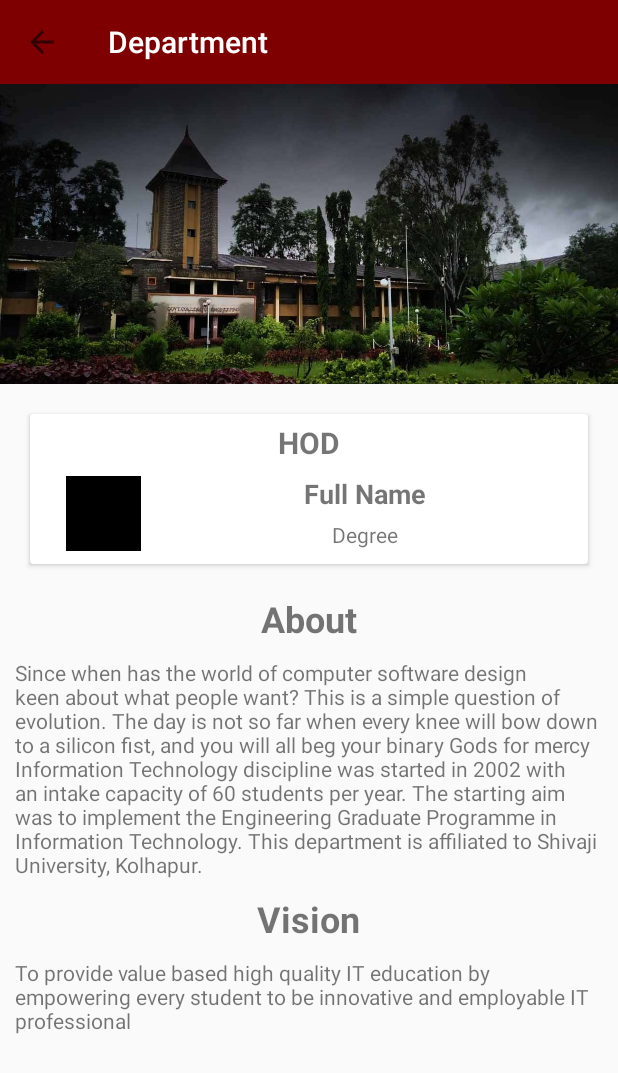
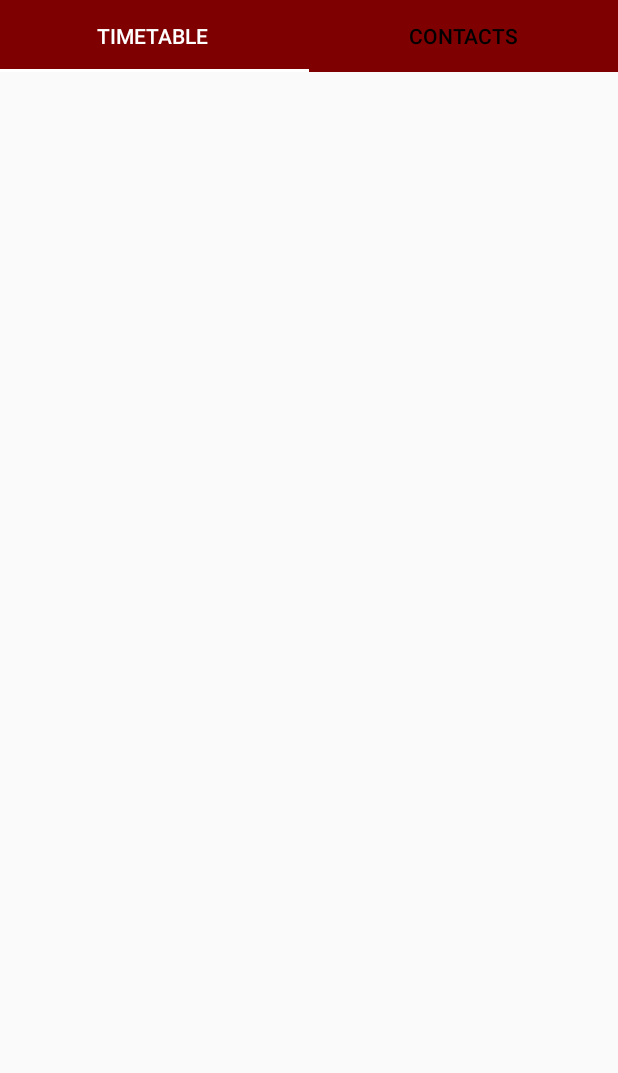
Before and after one commit to yashdhanlobhe/GCEK, an Android app: the DepartmentActivity screen opened directly, with no data from a screen before it, on a phone screen of 412 x 824 dp. Shown: the top 1073 px of the screen. Run offline under Robolectric (Android 15) with nearby library versions, the phone set to English and light mode, and no system bars.

Commit message:
25 - 03 - 2021

```diff
--- a/app/src/main/AndroidManifest.xml
+++ b/app/src/main/AndroidManifest.xml
@@ -15,7 +15,9 @@
         android:roundIcon="@mipmap/ic_launcher_gcek_round"
         android:supportsRtl="true"
         android:theme="@style/Theme.GCEK">
-        <activity android:name=".MainDrawer.SettingTab.SettingActivity"></activity>
+        <activity android:name=".EventDescription"></activity>
+        <activity android:name=".Department.DepartmentMain" />
+        <activity android:name=".MainDrawer.SettingTab.SettingActivity" />
         <activity android:name=".MainDrawer.WerbsiteLoginsTab.LoginsActivity" />
         <activity android:name=".MainDrawer.ShowIDTab.ProfileActivity" />
         <activity android:name=".MainDrawer.FAQTab.FAQActivity" />
--- a/app/src/main/java/com/example/gcek/MainActivityWithLogin.java
+++ b/app/src/main/java/com/example/gcek/MainActivityWithLogin.java
@@ -22,6 +22,7 @@ import androidx.core.view.GravityCompat;
 import androidx.drawerlayout.widget.DrawerLayout;
 import androidx.fragment.app.Fragment;
 
+import com.example.gcek.Department.DepartmentMain;
 import com.example.gcek.MainDrawer.AttendanceTab.CheckAttendance;
 import com.example.gcek.MainDrawer.DiscoverCollegeTab.DiscoverActivity;
 import com.example.gcek.MainDrawer.EventsTab.EventFragment;
@@ -104,6 +105,10 @@ public class MainActivityWithLogin extends AppCompatActivity {
                         break;
                     case R.id.nav_Signout:
                         SignOut.confirmsignout(mcontext);
+                        overridePendingTransition(R.anim.slide_in_from_left, R.anim.slide_out_to_right);
+                        break;
+                    case R.id.nav_department:
+                        startActivity(new Intent(mcontext, DepartmentMain.class));
                         overridePendingTransition(R.anim.slide_in_from_left, R.anim.slide_out_to_right);
                         break;
                 }
--- a/app/src/main/java/com/example/gcek/MainDrawer/DiscoverCollegeTab/DepartmentActivity.java
+++ b/app/src/main/java/com/example/gcek/MainDrawer/DiscoverCollegeTab/DepartmentActivity.java
@@ -3,6 +3,7 @@ package com.example.gcek.MainDrawer.DiscoverCollegeTab;
 import androidx.appcompat.app.AppCompatActivity;
 import androidx.appcompat.widget.Toolbar;
 
+import android.content.Intent;
 import android.os.Bundle;
 import android.view.View;
 import android.widget.Button;
@@ -19,31 +20,31 @@ Toolbar toolbar ;
         super.onCreate(savedInstanceState);
         setContentView(R.layout.activity_department);
 
-        toolbar = findViewById(R.id.DepartmentActivityToolbar);
-        setSupportActionBar(toolbar);
-        getSupportActionBar().setDisplayHomeAsUpEnabled(true);
-        getSupportActionBar().setDisplayShowHomeEnabled(true);
-
-        String[] data =getIntent().getStringArrayExtra("data");
-        toolbar.setTitle(data[0]);
-
-        toolbar.setNavigationOnClickListener(new View.OnClickListener() {
-            @Override
-            public void onClick(View v) {
-                onBackPressed();
-            }
-        });
-
-
-        name = findViewById(R.id.DepartmentActivityHodName);
-        degree = findViewById(R.id.DepartmentActivityHodDegree);
-        vision = findViewById(R.id.DepartmentActivityVision);
-        about = findViewById(R.id.DepartmentActivityAbout);
-
-        name.setText(data[1]);
-        degree.setText(data[2]);
-        vision.setText(data[3]);
-        about.setText(data[4]);
+//        toolbar = findViewById(R.id.DepartmentActivityToolbar);
+//        setSupportActionBar(toolbar);
+//        getSupportActionBar().setDisplayHomeAsUpEnabled(true);
+//        getSupportActionBar().setDisplayShowHomeEnabled(true);
+//
+//        String[] data =getIntent().getStringArrayExtra("data");
+//        toolbar.setTitle(data[0]);
+//
+//        toolbar.setNavigationOnClickListener(new View.OnClickListener() {
+//            @Override
+//            public void onClick(View v) {
+//                onBackPressed();
+//            }
+//        });
+//
+//
+//        name = findViewById(R.id.DepartmentActivityHodName);
+//        degree = findViewById(R.id.DepartmentActivityHodDegree);
+//        vision = findViewById(R.id.DepartmentActivityVision);
+//        about = findViewById(R.id.DepartmentActivityAbout);
+//
+//        name.setText(data[1]);
+//        degree.setText(data[2]);
+//        vision.setText(data[3]);
+//        about.setText(data[4]);
 
 
     }
--- a/app/src/main/java/com/example/gcek/MainDrawer/NotificationTab/NewNotificationFragment.java
+++ b/app/src/main/java/com/example/gcek/MainDrawer/NotificationTab/NewNotificationFragment.java
@@ -31,7 +31,6 @@ public class NewNotificationFragment extends Fragment {
         tabLayout = root.findViewById(R.id.tabLayoutNotification);
         pageAdapter = new PageAdapter(getActivity().getSupportFragmentManager() , tabLayout.getTabCount());
         viewPager.setAdapter(pageAdapter);
-
         tabLayout.setOnTabSelectedListener(new TabLayout.OnTabSelectedListener() {
             @Override
             public void onTabSelected(TabLayout.Tab tab) {
--- a/app/src/main/java/com/example/gcek/MainDrawer/NotificationTab/PageAdapter.java
+++ b/app/src/main/java/com/example/gcek/MainDrawer/NotificationTab/PageAdapter.java
@@ -24,7 +24,7 @@ public class PageAdapter extends FragmentPagerAdapter {
         String type;
         switch (position){
             case 1 :
-                type = "tpo";
+                type = "TPO";
                 break;
             case 2 :
                 type = "fy";
--- a/app/src/main/res/layout/activity_department.xml
+++ b/app/src/main/res/layout/activity_department.xml
@@ -6,129 +6,159 @@
     android:layout_height="match_parent"
     tools:context=".MainDrawer.DiscoverCollegeTab.DepartmentActivity">
 
-    <androidx.appcompat.widget.Toolbar
-        android:id="@+id/DepartmentActivityToolbar"
+<!--    <androidx.appcompat.widget.Toolbar-->
+<!--        android:id="@+id/DepartmentActivityToolbar"-->
+<!--        android:layout_width="match_parent"-->
+<!--        android:layout_height="wrap_content"-->
+<!--        android:background="@color/s1"-->
+<!--        app:title="Department"-->
+<!--        app:titleTextColor="@color/white"-->
+<!--        app:layout_constraintEnd_toEndOf="parent"-->
+<!--        app:layout_constraintStart_toStartOf="parent"-->
+<!--        app:layout_constraintTop_toTopOf="parent">-->
+<!--    </androidx.appcompat.widget.Toolbar>-->
+
+<!--    <ScrollView-->
+<!--        android:layout_below="@+id/DepartmentActivityToolbar"-->
+<!--        android:layout_width="match_parent"-->
+<!--        android:layout_height="wrap_content"-->
+<!--        app:layout_constraintEnd_toEndOf="parent"-->
+<!--        app:layout_constraintStart_toStartOf="parent"-->
+<!--        app:layout_constraintTop_toBottomOf="@+id/DepartmentActivityToolbar">-->
+
+<!--        <LinearLayout-->
+<!--            android:layout_width="match_parent"-->
+<!--            android:layout_height="match_parent"-->
+<!--            android:gravity="center_horizontal"-->
+<!--            android:orientation="vertical"-->
+<!--            app:layout_constraintBottom_toBottomOf="parent"-->
+<!--            app:layout_constraintEnd_toEndOf="parent"-->
+<!--            app:layout_constraintStart_toStartOf="parent"-->
+<!--            app:layout_constraintTop_toBottomOf="@+id/toolbar">-->
+
+<!--            <ImageView-->
+<!--                android:layout_width="match_parent"-->
+<!--                android:layout_height="200dp"-->
+<!--                android:scaleType="centerCrop"-->
+<!--                android:src="@drawable/collegedideview" />-->
+
+<!--            <androidx.cardview.widget.CardView-->
+<!--                android:layout_width="match_parent"-->
+<!--                android:layout_height="100dp"-->
+<!--                android:layout_margin="20dp">-->
+
+<!--                <androidx.constraintlayout.widget.ConstraintLayout-->
+<!--                    android:layout_width="match_parent"-->
+<!--                    android:layout_height="match_parent"-->
+<!--                    android:elevation="15dp">-->
+
+<!--                    <ImageView-->
+<!--                        android:id="@+id/DepartmentActivityHodPic"-->
+<!--                        android:layout_width="50dp"-->
+<!--                        android:layout_height="50dp"-->
+<!--                        android:layout_marginStart="24dp"-->
+<!--                        android:src="@color/black"-->
+<!--                        app:layout_constraintBottom_toBottomOf="parent"-->
+<!--                        app:layout_constraintStart_toStartOf="parent"-->
+<!--                        app:layout_constraintTop_toBottomOf="@+id/textView5" />-->
+
+<!--                    <TextView-->
+<!--                        android:id="@+id/textView5"-->
+<!--                        android:layout_width="wrap_content"-->
+<!--                        android:layout_height="wrap_content"-->
+<!--                        android:layout_marginTop="5dp"-->
+<!--                        android:text="HOD"-->
+<!--                        android:textSize="20dp"-->
+<!--                        android:textStyle="bold"-->
+<!--                        app:layout_constraintEnd_toEndOf="parent"-->
+<!--                        app:layout_constraintStart_toStartOf="parent"-->
+<!--                        app:layout_constraintTop_toTopOf="parent" />-->
+
+<!--                    <TextView-->
+<!--                        android:id="@+id/DepartmentActivityHodName"-->
+<!--                        android:layout_width="wrap_content"-->
+<!--                        android:layout_height="wrap_content"-->
+<!--                        android:layout_marginTop="8dp"-->
+<!--                        android:text="Full Name"-->
+<!--                        android:textSize="18dp"-->
+<!--                        android:textStyle="bold"-->
+<!--                        app:layout_constraintEnd_toEndOf="parent"-->
+<!--                        app:layout_constraintHorizontal_bias="0.502"-->
+<!--                        app:layout_constraintStart_toEndOf="@+id/DepartmentActivityHodPic"-->
+<!--                        app:layout_constraintTop_toBottomOf="@+id/textView5" />-->
+
+<!--                    <TextView-->
+<!--                        android:id="@+id/DepartmentActivityHodDegree"-->
+<!--                        android:layout_width="wrap_content"-->
+<!--                        android:layout_height="wrap_content"-->
+<!--                        android:layout_marginTop="5dp"-->
+<!--                        android:text="Degree"-->
+<!--                        android:textSize="14dp"-->
+<!--                        app:layout_constraintEnd_toEndOf="parent"-->
+<!--                        app:layout_constraintStart_toEndOf="@+id/DepartmentActivityHodPic"-->
+<!--                        app:layout_constraintTop_toBottomOf="@+id/DepartmentActivityHodName" />-->
+<!--                </androidx.constraintlayout.widget.ConstraintLayout>-->
+<!--            </androidx.cardview.widget.CardView>-->
+
+<!--            <TextView-->
+<!--                android:layout_width="wrap_content"-->
+<!--                android:layout_height="wrap_content"-->
+<!--                android:text="About"-->
+<!--                android:textSize="24dp"-->
+<!--                android:textStyle="bold" />-->
+
+<!--            <TextView-->
+<!--                android:id="@+id/DepartmentActivityAbout"-->
+<!--                android:layout_width="wrap_content"-->
+<!--                android:layout_height="wrap_content"-->
+<!--                android:layout_margin="10dp"-->
+<!--                android:text="Since when has the world of computer software design keen about what people want? This is a simple question of evolution. The day is not so far when every knee will bow down to a silicon fist, and you will all beg your binary Gods for mercy-->
+<!--            Information Technology discipline was started in 2002 with an intake capacity of 60 students per year. The starting aim was to implement the Engineering Graduate Programme in Information Technology. This department is affiliated to Shivaji University, Kolhapur." />-->
+
+<!--            <TextView-->
+<!--                android:layout_width="wrap_content"-->
+<!--                android:layout_height="wrap_content"-->
+<!--                android:text="Vision"-->
+<!--                android:textSize="24dp"-->
+<!--                android:textStyle="bold" />-->
+
+<!--            <TextView-->
+<!--                android:id="@+id/DepartmentActivityVision"-->
+<!--                android:layout_width="wrap_content"-->
+<!--                android:layout_height="wrap_content"-->
+<!--                android:layout_margin="10dp"-->
+<!--                android:layout_marginBottom="100dp"-->
+<!--                android:text="To provide value based high quality IT education by empowering every student to be innovative and employable IT professional" />-->
+<!--        </LinearLayout>-->
+<!--    </ScrollView>-->
+    <com.google.android.material.tabs.TabLayout
         android:layout_width="match_parent"
         android:layout_height="wrap_content"
+        android:id="@+id/tabLayoutdepartment"
         android:background="@color/s1"
-        app:title="Department"
-        app:titleTextColor="@color/white"
-        app:layout_constraintEnd_toEndOf="parent"
-        app:layout_constraintStart_toStartOf="parent"
-        app:layout_constraintTop_toTopOf="parent">
-    </androidx.appcompat.widget.Toolbar>
+        app:tabTextColor="@color/black"
+        app:tabIndicatorColor="@color/white"
+        app:tabSelectedTextColor="@color/white"
+        >
+        <com.google.android.material.tabs.TabItem
+            android:layout_width="wrap_content"
+            android:layout_height="wrap_content"
+            android:text="Timetable "
+            android:id="@+id/collegeTabNotification"
+            />
 
-    <ScrollView
-        android:layout_below="@+id/DepartmentActivityToolbar"
+        <com.google.android.material.tabs.TabItem
+            android:layout_width="wrap_content"
+            android:layout_height="wrap_content"
+            android:text="Contacts"
+            android:id="@+id/classTabNotification"
+            />
+    </com.google.android.material.tabs.TabLayout>
+
+    <androidx.viewpager.widget.ViewPager
+        android:layout_below="@+id/tabLayoutdepartment"
+        android:id="@+id/viewPagerNotification"
         android:layout_width="match_parent"
-        android:layout_height="wrap_content"
-        app:layout_constraintEnd_toEndOf="parent"
-        app:layout_constraintStart_toStartOf="parent"
-        app:layout_constraintTop_toBottomOf="@+id/DepartmentActivityToolbar">
+        android:layout_height="match_parent" />
 
-        <LinearLayout
-            android:layout_width="match_parent"
-            android:layout_height="match_parent"
-            android:gravity="center_horizontal"
-            android:orientation="vertical"
-            app:layout_constraintBottom_toBottomOf="parent"
-            app:layout_constraintEnd_toEndOf="parent"
-            app:layout_constraintStart_toStartOf="parent"
-            app:layout_constraintTop_toBottomOf="@+id/toolbar">
-
-            <ImageView
-                android:layout_width="match_parent"
-                android:layout_height="200dp"
-                android:scaleType="centerCrop"
-                android:src="@drawable/collegedideview" />
-
-            <androidx.cardview.widget.CardView
-                android:layout_width="match_parent"
-                android:layout_height="100dp"
-                android:layout_margin="20dp">
-
-                <androidx.constraintlayout.widget.ConstraintLayout
-                    android:layout_width="match_parent"
-                    android:layout_height="match_parent"
-                    android:elevation="15dp">
-
-                    <ImageView
-                        android:id="@+id/DepartmentActivityHodPic"
-                        android:layout_width="50dp"
-                        android:layout_height="50dp"
-                        android:layout_marginStart="24dp"
-                        android:src="@color/black"
-                        app:layout_constraintBottom_toBottomOf="parent"
-                        app:layout_constraintStart_toStartOf="parent"
-                        app:layout_constraintTop_toBottomOf="@+id/textView5" />
-
-                    <TextView
-                        android:id="@+id/textView5"
-                        android:layout_width="wrap_content"
-                        android:layout_height="wrap_content"
-                        android:layout_marginTop="5dp"
-                        android:text="HOD"
-                        android:textSize="20dp"
-                        android:textStyle="bold"
-                        app:layout_constraintEnd_toEndOf="parent"
-                        app:layout_constraintStart_toStartOf="parent"
-                        app:layout_constraintTop_toTopOf="parent" />
-
-                    <TextView
-                        android:id="@+id/DepartmentActivityHodName"
-                        android:layout_width="wrap_content"
-                        android:layout_height="wrap_content"
-                        android:layout_marginTop="8dp"
-                        android:text="Full Name"
-                        android:textSize="18dp"
-                        android:textStyle="bold"
-                        app:layout_constraintEnd_toEndOf="parent"
-                        app:layout_constraintHorizontal_bias="0.502"
-                        app:layout_constraintStart_toEndOf="@+id/DepartmentActivityHodPic"
-                        app:layout_constraintTop_toBottomOf="@+id/textView5" />
-
-                    <TextView
-                        android:id="@+id/DepartmentActivityHodDegree"
-                        android:layout_width="wrap_content"
-                        android:layout_height="wrap_content"
-                        android:layout_marginTop="5dp"
-                        android:text="Degree"
-                        android:textSize="14dp"
-                        app:layout_constraintEnd_toEndOf="parent"
-                        app:layout_constraintStart_toEndOf="@+id/DepartmentActivityHodPic"
-                        app:layout_constraintTop_toBottomOf="@+id/DepartmentActivityHodName" />
-                </androidx.constraintlayout.widget.ConstraintLayout>
-            </androidx.cardview.widget.CardView>
-
-            <TextView
-                android:layout_width="wrap_content"
-                android:layout_height="wrap_content"
-                android:text="About"
-                android:textSize="24dp"
-                android:textStyle="bold" />
-
-            <TextView
-                android:id="@+id/DepartmentActivityAbout"
-                android:layout_width="wrap_content"
-                android:layout_height="wrap_content"
-                android:layout_margin="10dp"
-                android:text="Since when has the world of computer software design keen about what people want? This is a simple question of evolution. The day is not so far when every knee will bow down to a silicon fist, and you will all beg your binary Gods for mercy
-            Information Technology discipline was started in 2002 with an intake capacity of 60 students per year. The starting aim was to implement the Engineering Graduate Programme in Information Technology. This department is affiliated to Shivaji University, Kolhapur." />
-
-            <TextView
-                android:layout_width="wrap_content"
-                android:layout_height="wrap_content"
-                android:text="Vision"
-                android:textSize="24dp"
-                android:textStyle="bold" />
-
-            <TextView
-                android:id="@+id/DepartmentActivityVision"
-                android:layout_width="wrap_content"
-                android:layout_height="wrap_content"
-                android:layout_margin="10dp"
-                android:layout_marginBottom="100dp"
-                android:text="To provide value based high quality IT education by empowering every student to be innovative and employable IT professional" />
-        </LinearLayout>
-    </ScrollView>
 </RelativeLayout>
--- a/app/src/main/res/menu/nav_item.xml
+++ b/app/src/main/res/menu/nav_item.xml
@@ -17,6 +17,10 @@
     <item
         android:title="Logins"
         android:id="@+id/nav_login"
+        android:icon="@drawable/ic_login"/>
+    <item
+        android:title="Department"
+        android:id="@+id/nav_department"
         android:icon="@drawable/ic_login"/>
 <!--    <item-->
 <!--        android:title="Notifications"-->
```
Also changed, not shown: app/src/main/java/com/example/gcek/Department/DepartmentMain.java (added, +27 -0 lines), app/src/main/java/com/example/gcek/EventDescription.java (added, +14 -0 lines), app/src/main/java/com/example/gcek/MainDrawer/EventsTab/EventFragment.java (+10 -2 lines), app/src/main/res/drawable-v24/grad1.xml (added, +11 -0 lines), app/src/main/res/layout/activity_change_password.xml (+11 -8 lines), app/src/main/res/layout/activity_department_main.xml (added, +116 -0 lines), app/src/main/res/layout/activity_event_description.xml (added, +42 -0 lines), app/src/main/res/layout/fragment_event.xml (+15 -4 lines), app/src/main/res/drawable-v24/bakc1.jpg (added), app/src/main/res/drawable-v24/dias.jpg (added), app/src/main/res/drawable-v24/diasbak.png (added), app/src/main/res/drawable-v24/spirituality.jpg (added), app/src/main/res/drawable/back1.jpg (added).
